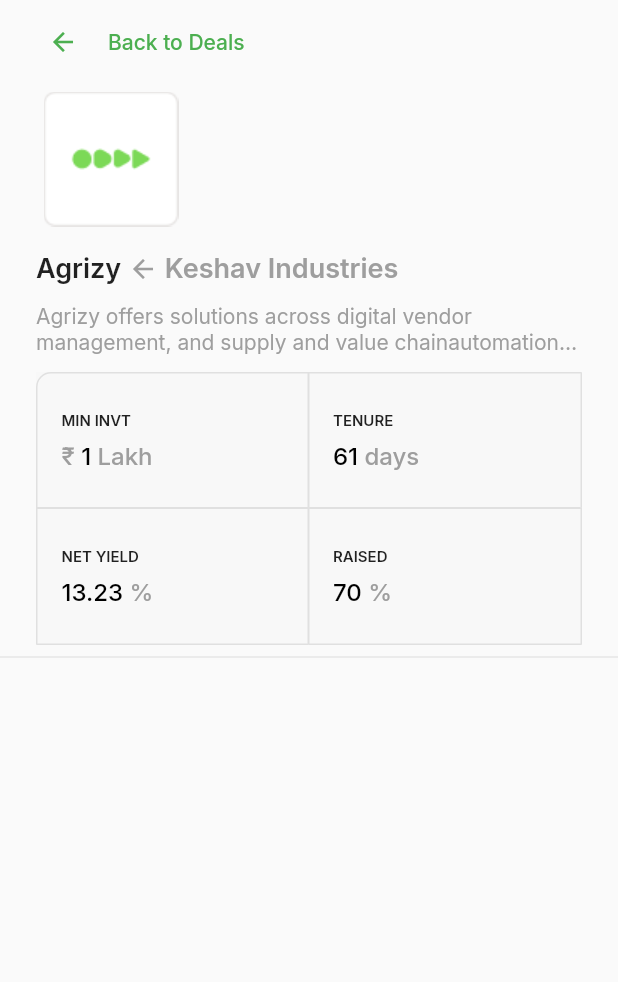
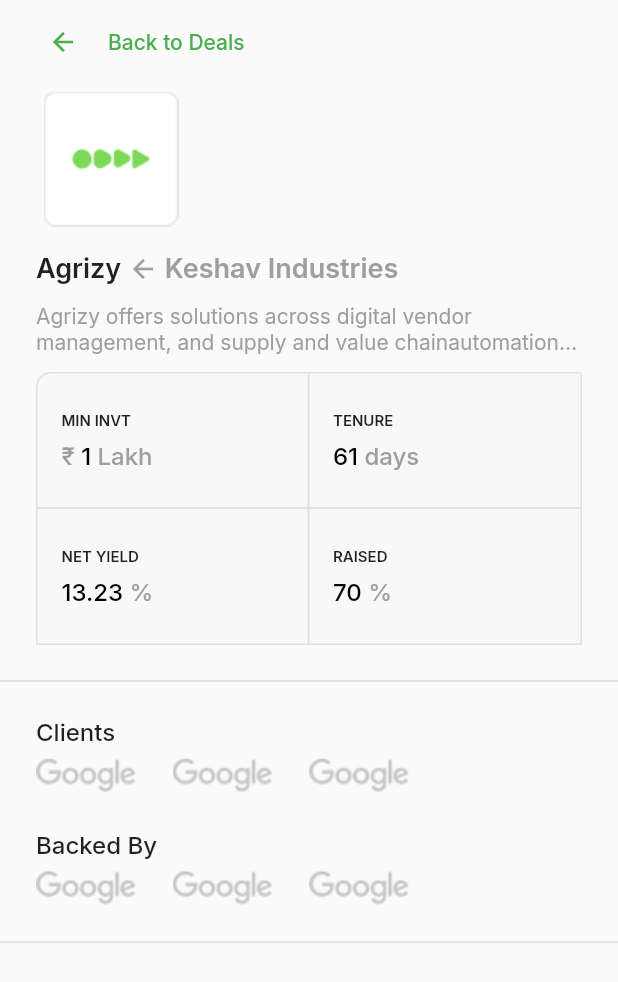
Before and after one commit to SatyamKr07/tap_invest_satyam, a Flutter app: the screen it shows after launch, on a phone screen of 412 x 824 dp. Shown: the top 982 px of the screen. Run offline on Flutter 3.47's test engine with Material 2 defaults, Android fonts, the phone set to English and light mode, and no system bars; our stand-ins replace google_fonts.

Commit message:
clients_backed_by ui

```diff
--- a/lib/pages/deal_details_page/deal_details_page.dart
+++ b/lib/pages/deal_details_page/deal_details_page.dart
@@ -1,4 +1,5 @@
 import 'package:flutter/material.dart';
+import 'package:tap_invest/pages/deal_details_page/widgets/clients_backed_by.dart';
 import 'package:tap_invest/pages/deal_details_page/widgets/invt_data_widget.dart';
 import 'package:tap_invest/utils/my_text_styles.dart';
 
@@ -34,6 +35,7 @@
             padding: const EdgeInsets.only(left: 24.0, right: 24),
             child: ListView(
               shrinkWrap: true,
+              physics: NeverScrollableScrollPhysics(),
               children: [
                 Column(
                   crossAxisAlignment: CrossAxisAlignment.start,
@@ -72,8 +74,15 @@
               ],
             ),
           ),
-          Divider(),
-
+          SizedBox(height: 16),
+          Divider(thickness: 1),
+          SizedBox(height: 16),
+          Padding(
+            padding: const EdgeInsets.symmetric(horizontal: 24.0, vertical: 0),
+            child: ClientsBackedBy(),
+          ),
+          SizedBox(height: 16),
+          Divider(thickness: 1),
         ],
       ),
     );
--- /dev/null
+++ b/lib/pages/deal_details_page/widgets/clients_backed_by.dart
@@ -0,0 +1,42 @@
+import 'package:flutter/material.dart';
+
+import '../../../utils/my_text_styles.dart';
+
+class ClientsBackedBy extends StatelessWidget {
+  const ClientsBackedBy({Key? key}) : super(key: key);
+
+  @override
+  Widget build(BuildContext context) {
+    return Column(
+      mainAxisAlignment: MainAxisAlignment.center,
+      crossAxisAlignment: CrossAxisAlignment.start,
+      children: [
+        Text("Clients", style: MyTestStyles.Inter50016),
+        SizedBox(height: 8),
+        Row(
+          mainAxisAlignment: MainAxisAlignment.start,
+          children: [
+            Image.asset('assets/logos/google_logo.png'),
+            SizedBox(width: 24),
+            Image.asset('assets/logos/google_logo.png'),
+            SizedBox(width: 24),
+            Image.asset('assets/logos/google_logo.png'),
+          ],
+        ),
+        SizedBox(height: 24),
+        Text("Backed By", style: MyTestStyles.Inter50016),
+        SizedBox(height: 8),
+        Row(
+          mainAxisAlignment: MainAxisAlignment.start,
+          children: [
+            Image.asset('assets/logos/google_logo.png'),
+            SizedBox(width: 24),
+            Image.asset('assets/logos/google_logo.png'),
+            SizedBox(width: 24),
+            Image.asset('assets/logos/google_logo.png'),
+          ],
+        )
+      ],
+    );
+  }
+}
--- a/lib/pages/deal_details_page/widgets/invt_data_widget.dart
+++ b/lib/pages/deal_details_page/widgets/invt_data_widget.dart
@@ -13,6 +13,7 @@
         crossAxisSpacing: 0,
         mainAxisSpacing: 0,
         childAspectRatio: 2,
+        physics: NeverScrollableScrollPhysics(),
         children: [
           Container(
             padding: EdgeInsets.only(left: 16.0),
```
Also changed, not shown: assets/logos/google_logo.png (added).
